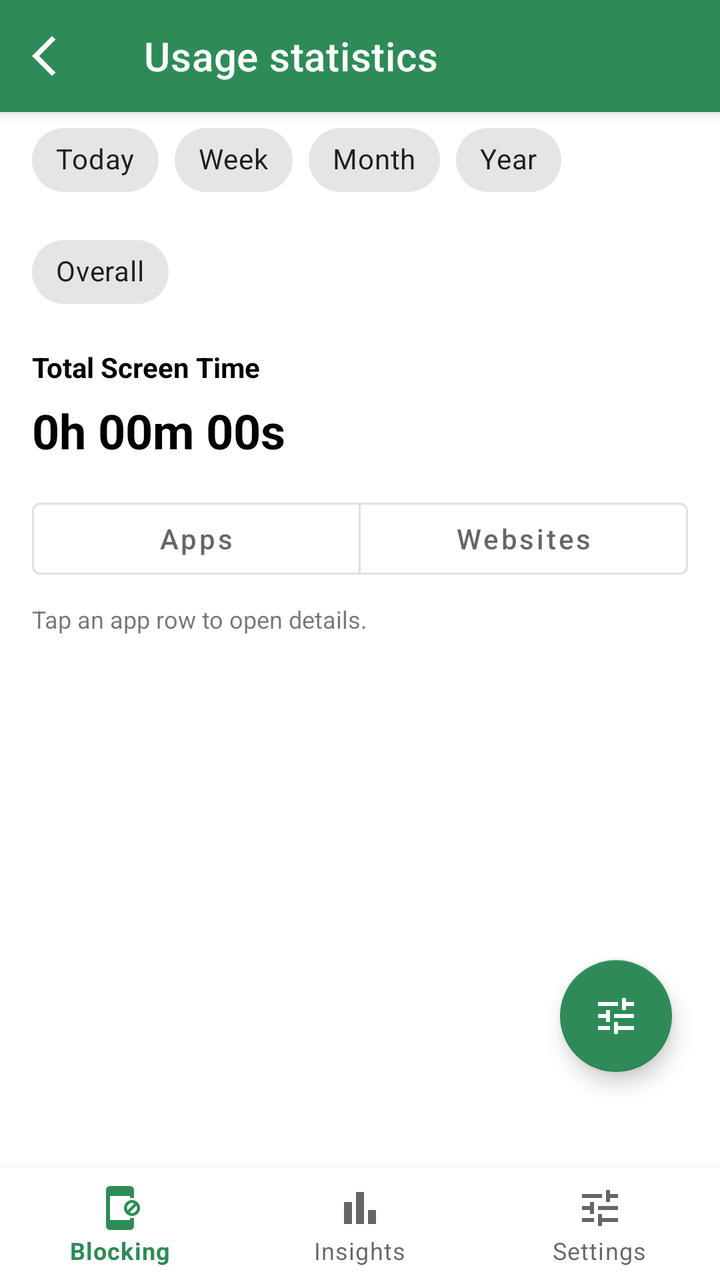
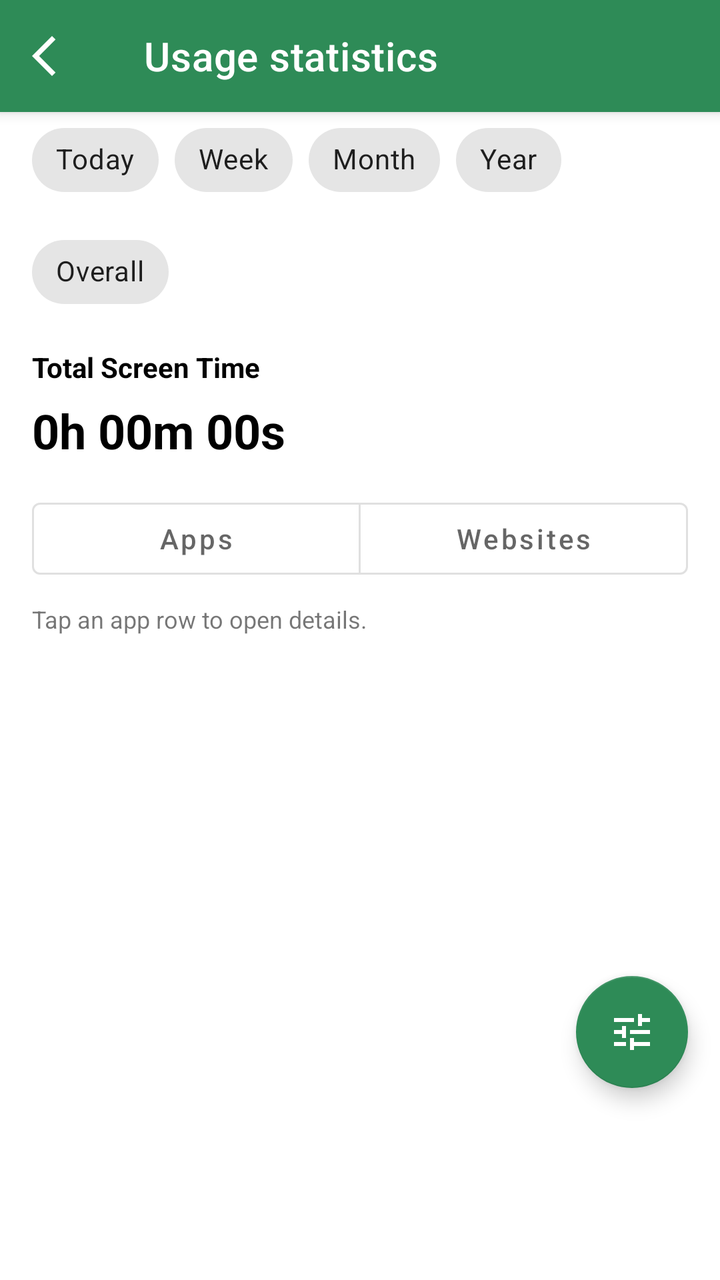

Screens rendered from an Android XML layout before and after an edit, with the pre-edit source and the edit as a unified diff.
<!-- AndroidManifest.xml: application theme Theme.Switchly -->
<!-- res/layout/activity_screen_time_dashboard.xml -->
<?xml version="1.0" encoding="utf-8"?>
<androidx.coordinatorlayout.widget.CoordinatorLayout xmlns:android="http://schemas.android.com/apk/res/android"
    xmlns:app="http://schemas.android.com/apk/res-auto"
    android:layout_width="match_parent"
    android:layout_height="match_parent">

    
    <com.google.android.material.appbar.AppBarLayout
        android:layout_width="match_parent"
        android:layout_height="wrap_content"
        android:fitsSystemWindows="true">

        <com.google.android.material.appbar.MaterialToolbar
            android:id="@+id/toolbar"
            style="@style/Switchly.TopBar"
            android:layout_width="match_parent"
            android:layout_height="wrap_content"
            android:minHeight="?attr/actionBarSize"
            app:title="@string/statistics_hub_usage_title"
            app:navigationIcon="@drawable/arrow_back_ios_24" />
    </com.google.android.material.appbar.AppBarLayout>

    <androidx.core.widget.NestedScrollView
        android:layout_width="match_parent"
        android:layout_height="match_parent"
        android:fillViewport="true"
        android:clipToPadding="false"
        android:paddingStart="16dp"
        android:paddingEnd="16dp"
        android:paddingTop="0dp"
        android:paddingBottom="96dp"
        app:layout_behavior="@string/appbar_scrolling_view_behavior">

        <LinearLayout
            android:layout_width="match_parent"
            android:layout_height="wrap_content"
            android:orientation="vertical">

            
            <com.google.android.material.chip.ChipGroup
                android:id="@+id/chipGroupRange"
                android:layout_width="match_parent"
                android:layout_height="wrap_content"
                android:layout_marginTop="0dp"
                app:chipSpacingHorizontal="8dp"
                app:chipSpacingVertical="8dp"
                app:singleSelection="true"
                app:selectionRequired="true">

                <com.google.android.material.chip.Chip
                    android:id="@+id/chipToday"
                    style="@style/Widget.MaterialComponents.Chip.Choice"
                    android:layout_width="wrap_content"
                    android:layout_height="wrap_content"
                    android:text="@string/stats_range_today" />

                <com.google.android.material.chip.Chip
                    android:id="@+id/chipWeek"
                    style="@style/Widget.MaterialComponents.Chip.Choice"
                    android:layout_width="wrap_content"
                    android:layout_height="wrap_content"
                    android:text="@string/stats_range_week" />

                <com.google.android.material.chip.Chip
                    android:id="@+id/chipMonth"
                    style="@style/Widget.MaterialComponents.Chip.Choice"
                    android:layout_width="wrap_content"
                    android:layout_height="wrap_content"
                    android:text="@string/stats_range_month" />

                <com.google.android.material.chip.Chip
                    android:id="@+id/chipYear"
                    style="@style/Widget.MaterialComponents.Chip.Choice"
                    android:layout_width="wrap_content"
                    android:layout_height="wrap_content"
                    android:text="@string/stats_range_year" />

                <com.google.android.material.chip.Chip
                    android:id="@+id/chipOverall"
                    style="@style/Widget.MaterialComponents.Chip.Choice"
                    android:layout_width="wrap_content"
                    android:layout_height="wrap_content"
                    android:text="@string/stats_range_overall" />

            </com.google.android.material.chip.ChipGroup>

            <TextView
                android:id="@+id/totalLabel"
                android:layout_width="wrap_content"
                android:layout_height="wrap_content"
                android:layout_marginTop="14dp"
                android:text="@string/usage_total_screen_time"
                android:textStyle="bold"
                android:textColor="?attr/colorOnSurface"/>

            <TextView
                android:id="@+id/totalTime"
                android:layout_width="wrap_content"
                android:layout_height="wrap_content"
                android:layout_marginTop="6dp"
                android:text="@string/usage_time_zero_long"
                android:textAppearance="?attr/textAppearanceHeadlineLarge"
                android:textStyle="bold"
                android:textColor="?attr/colorOnSurface"
                android:textSize="24sp"/>

            <com.google.android.material.button.MaterialButtonToggleGroup
                android:id="@+id/toggleType"
                android:layout_width="match_parent"
                android:layout_height="wrap_content"
                android:layout_marginTop="14dp"
                app:singleSelection="true"
                app:selectionRequired="true">

                <com.google.android.material.button.MaterialButton
                    android:id="@+id/btnApps"
                    style="@style/Widget.MaterialComponents.Button.OutlinedButton"
                    android:layout_width="0dp"
                    android:layout_height="wrap_content"
                    android:layout_weight="1"
                    android:text="@string/usage_apps_tab" />

                <com.google.android.material.button.MaterialButton
                    android:id="@+id/btnWeb"
                    style="@style/Widget.MaterialComponents.Button.OutlinedButton"
                    android:layout_width="0dp"
                    android:layout_height="wrap_content"
                    android:layout_weight="1"
                    android:text="@string/usage_websites_tab" />
            </com.google.android.material.button.MaterialButtonToggleGroup>

            <TextView
                android:id="@+id/rowTapHint"
                android:layout_width="wrap_content"
                android:layout_height="wrap_content"
                android:layout_marginTop="8dp"
                android:text="@string/usage_row_tap_hint"
                android:textColor="?android:attr/textColorSecondary"
                android:textSize="12sp"
                android:alpha="0.9" />

            <TextView
                android:id="@+id/permHint"
                android:layout_width="match_parent"
                android:layout_height="wrap_content"
                android:layout_marginTop="12dp"
                android:text="@string/usage_access_needed_desc"
                android:visibility="gone"
                android:alpha="0.85"/>

            <com.google.android.material.button.MaterialButton
                android:id="@+id/btnOpenSettings"
                android:layout_width="match_parent"
                android:layout_height="wrap_content"
                android:layout_marginTop="10dp"
                android:text="@string/usage_open_settings"
                android:visibility="gone"
                style="@style/Widget.MaterialComponents.Button"/>

            <androidx.recyclerview.widget.RecyclerView
                android:id="@+id/recycler"
                android:layout_width="match_parent"
                android:layout_height="wrap_content"
                android:layout_marginTop="8dp"
                android:nestedScrollingEnabled="false"/>

            <TextView
                android:id="@+id/webPlaceholder"
                android:textColor="?attr/colorOnSurface"
                android:layout_width="match_parent"
                android:layout_height="wrap_content"
                android:layout_marginTop="16dp"
                android:text="@string/usage_web_placeholder"
                android:visibility="gone"
                android:alpha="0.8"/>

        </LinearLayout>
    </androidx.core.widget.NestedScrollView>

    
    <com.google.android.material.floatingactionbutton.FloatingActionButton
        android:id="@+id/fabSortFilter"
        android:layout_width="wrap_content"
        android:layout_height="wrap_content"
        android:layout_gravity="bottom|end"
        android:layout_marginEnd="24dp"
        android:layout_marginBottom="104dp"
        android:contentDescription="@string/stats_sort_filter"
        app:srcCompat="@drawable/tune_24"
        app:useCompatPadding="true" />

    
    <com.google.android.material.bottomnavigation.BottomNavigationView
        android:id="@+id/bottomNav"
        android:layout_width="match_parent"
        android:layout_height="wrap_content"
        android:layout_gravity="bottom"
        android:background="?attr/colorSurface"
        android:paddingTop="0dp"
        android:paddingBottom="0dp"
        app:menu="@menu/menu_bottom_main" />

</androidx.coordinatorlayout.widget.CoordinatorLayout>
<!-- resources referenced by this layout -->
<resources>
  <!-- drawable arrow_back_ios_24 (drawable) -->
  <vector xmlns:android="http://schemas.android.com/apk/res/android"
      android:width="24dp"
      android:height="24dp"
      android:viewportWidth="960"
      android:viewportHeight="960">
    <path
        android:pathData="M400,880 L0,480l400,-400 71,71 -329,329 329,329 -71,71Z"
        android:fillColor="?attr/colorOnSurface"/>
  </vector>
  <string name="statistics_hub_usage_title">Usage statistics</string>
  <string name="stats_range_month">Month</string>
  <string name="stats_range_overall">Overall</string>
  <string name="stats_range_today">Today</string>
  <string name="stats_range_week">Week</string>
  <string name="stats_range_year">Year</string>
  <string name="stats_sort_filter">Sort &amp; filter</string>
  <string name="usage_access_needed_desc">Please enable "App usage data" access for Switchly to show your screen time stats.</string>
  <string name="usage_apps_tab">Apps</string>
  <string name="usage_open_settings">Open settings</string>
  <string name="usage_row_tap_hint">Tap an app row to open details.</string>
  <string name="usage_time_zero_long">0h 00m 00s</string>
  <string name="usage_total_screen_time">Total Screen Time</string>
  <string name="usage_web_placeholder">Website stats coming soon.</string>
  <string name="usage_websites_tab">Websites</string>
  <style name="Switchly.TopBar" parent="Widget.MaterialComponents.Toolbar">
          
          <item name="android:background">?attr/colorPrimary</item>
          <item name="backgroundTint">?attr/colorPrimary</item>
  
          
          <item name="titleTextColor">@android:color/white</item>
  
          
          <item name="navigationIconTint">@android:color/white</item>
      </style>
  <color name="accent_default_green">#2E8B57</color>
  <style name="Switchly.Fab" parent="Widget.MaterialComponents.FloatingActionButton">
          <item name="backgroundTint">?attr/colorPrimary</item>
          <item name="tint">@android:color/white</item>
      </style>
  <style name="Switchly.Card" parent="Widget.MaterialComponents.CardView">
          <item name="shapeAppearance">@style/ShapeAppearance.Switchly.Card</item>
          <item name="cardBackgroundColor">@color/switchly_card_bg</item>
          <item name="strokeColor">@color/switchly_card_stroke</item>
          <item name="strokeWidth">1dp</item>
          <item name="cardElevation">2dp</item>
          <item name="cardUseCompatPadding">true</item>
      </style>
  <style name="Switchly.TextInputLayout" parent="Widget.MaterialComponents.TextInputLayout.OutlinedBox">
          <item name="boxStrokeWidth">1dp</item>
          <item name="boxStrokeWidthFocused">2dp</item>
          <item name="boxCornerRadiusTopStart">12dp</item>
          <item name="boxCornerRadiusTopEnd">12dp</item>
          <item name="boxCornerRadiusBottomStart">12dp</item>
          <item name="boxCornerRadiusBottomEnd">12dp</item>
      </style>
  <style name="Switchly.AutoCompleteText" parent="Widget.MaterialComponents.AutoCompleteTextView.OutlinedBox">
          <item name="android:minHeight">56dp</item>
          <item name="android:paddingTop">12dp</item>
          <item name="android:paddingBottom">12dp</item>
          <item name="android:textAppearance">@style/TextAppearance.MaterialComponents.Body1</item>
      </style>
  <style name="ThemeOverlay.Switchly.Dialog" parent="ThemeOverlay.MaterialComponents.MaterialAlertDialog">
          <item name="colorControlActivated">?attr/colorPrimary</item>
          <item name="colorControlHighlight">?attr/colorPrimary</item>
          <item name="colorAccent">?attr/colorPrimary</item>
      </style>
  <style name="ShapeAppearance.Switchly.Card" parent="ShapeAppearance.MaterialComponents.LargeComponent">
          <item name="cornerFamily">rounded</item>
          <item name="cornerSize">26dp</item>
      </style>
  <color name="switchly_card_bg">#F7FFFFFF</color>
  <color name="switchly_card_stroke">#14000000</color>
  <!-- unchanged entries left out for length: 3 -->
</resources>

<!-- the commit's change to res/layout/activity_screen_time_dashboard.xml (unified diff, before → after) -->
@@ -28,7 +28,7 @@
         android:paddingStart="16dp"
         android:paddingEnd="16dp"
         android:paddingTop="0dp"
-        android:paddingBottom="96dp"
+        android:paddingBottom="24dp"
         app:layout_behavior="@string/appbar_scrolling_view_behavior">
 
         <LinearLayout
@@ -183,21 +183,12 @@
         android:layout_width="wrap_content"
         android:layout_height="wrap_content"
         android:layout_gravity="bottom|end"
-        android:layout_marginEnd="24dp"
-        android:layout_marginBottom="104dp"
+        android:layout_marginEnd="16dp"
+        android:layout_marginBottom="96dp"
         android:contentDescription="@string/stats_sort_filter"
         app:srcCompat="@drawable/tune_24"
         app:useCompatPadding="true" />
 
     
-    <com.google.android.material.bottomnavigation.BottomNavigationView
-        android:id="@+id/bottomNav"
-        android:layout_width="match_parent"
-        android:layout_height="wrap_content"
-        android:layout_gravity="bottom"
-        android:background="?attr/colorSurface"
-        android:paddingTop="0dp"
-        android:paddingBottom="0dp"
-        app:menu="@menu/menu_bottom_main" />
 
 </androidx.coordinatorlayout.widget.CoordinatorLayout>
